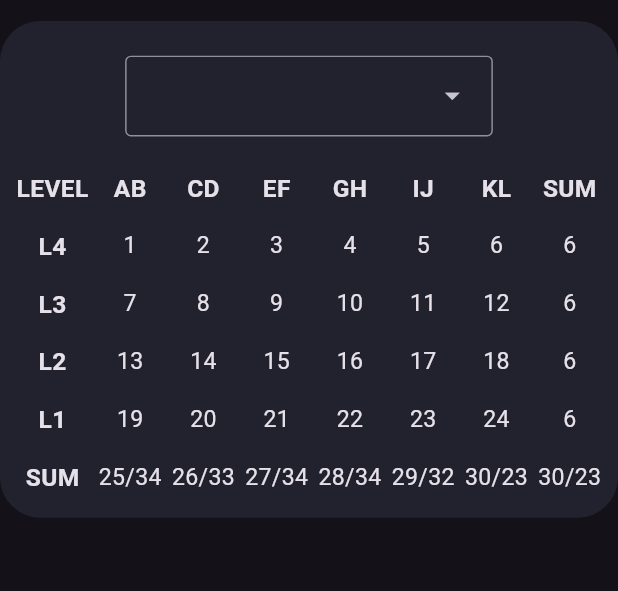
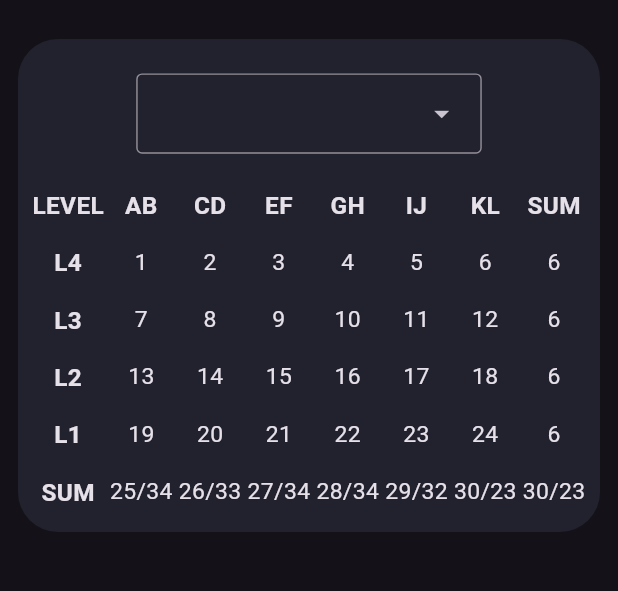
Before and after one commit to eran0926/FRC6998_2025_scouting_viewer, a Flutter app: the AutoDataPage screen opened by its route, on a phone screen of 412 x 824 dp, the part 63-654 px from its top. Run offline on Flutter 3.47's test engine with Material 3 defaults, Android fonts, the phone set to English and light mode, and no system bars; our stand-ins replace go_router, logger, responsive_framework.

Commit message:
fix:edit loayout of auto page

```diff
--- a/lib/pages/auto_data_page.dart
+++ b/lib/pages/auto_data_page.dart
@@ -12,12 +12,17 @@ class AutoDataPage extends StatelessWidget {
   Widget build(BuildContext context) {
     return Scaffold(
         body: SingleChildScrollView(
-      child: Row(
-        children: [
-          if (ResponsiveBreakpoints.of(context).largerThan(TABLET))
+      child: Padding(
+        padding: EdgeInsets.all(12),
+        child: Row(
+          children: [
             Expanded(child: SelectableReefDataTable()),
-          Expanded(child: SelectableReefDataTable()),
-        ],
+            if (ResponsiveBreakpoints.of(context).largerThan(MOBILE))
+              SizedBox(width: 16),
+            if (ResponsiveBreakpoints.of(context).largerThan(MOBILE))
+              Expanded(child: SelectableReefDataTable()),
+          ],
+        ),
       ),
     ));
   }
```
